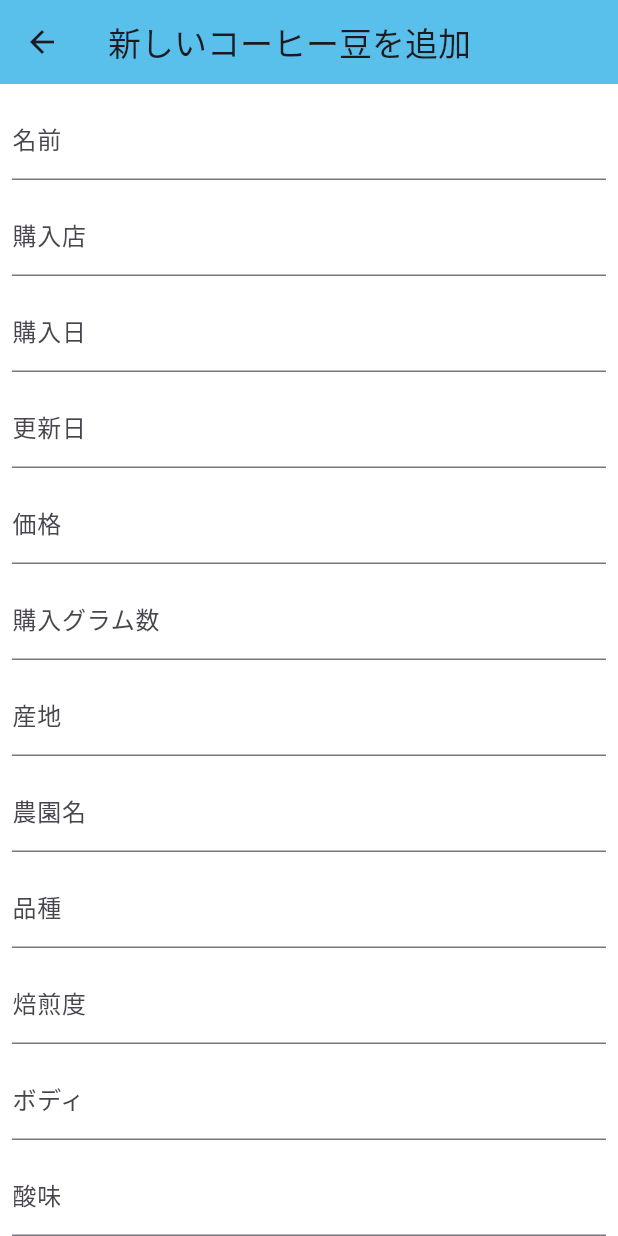
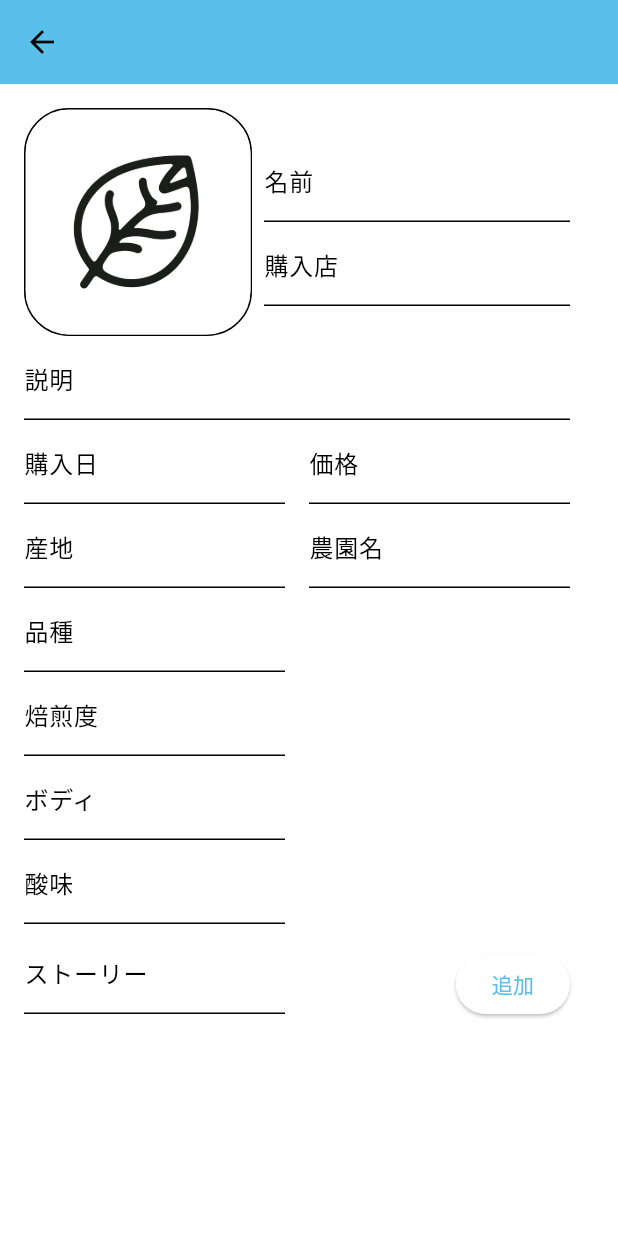
Before and after one commit to genryu0210/coffee_memo, a Flutter app: the InsertScreen screen opened directly, on a phone screen of 412 x 824 dp. Run offline on Flutter 3.47's test engine with Material 3 defaults, Android fonts, the phone set to English and light mode, and no system bars; our stand-ins replace image_picker, sqflite; accounts and stored records are empty.

Commit message:
insertscreenの調整

```diff
--- a/lib/db/database_helper.dart
+++ b/lib/db/database_helper.dart
@@ -9,6 +9,7 @@ class DatabaseHelper {
     'id',
     'name',
     'store',
+    'description',
     'imagePath',
     'purchaseDate',
     'updateDate',
@@ -17,6 +18,7 @@ class DatabaseHelper {
     'origin',
     'farmName',
     'variety',
+    'process',
     'roastLevel',
     'body',
     'acidity',
@@ -66,6 +68,7 @@ class DatabaseHelper {
     id INTEGER PRIMARY KEY,
     name TEXT NOT NULL,
     store TEXT,
+    description TEXT,
     imagePath TEXT,
     purchaseDate TEXT,
     updateDate TEXT,
@@ -74,6 +77,7 @@ class DatabaseHelper {
     origin TEXT,
     farmName TEXT,
     variety TEXT,
+    process TEXT,
     roastLevel TEXT,
     body INTEGER,
     acidity INTEGER,
--- a/lib/screen/cb_edit_screen.dart
+++ b/lib/screen/cb_edit_screen.dart
@@ -90,11 +90,12 @@ class _EditScreenState extends State<EditScreen> {
 
     Map<String, dynamic> row = {
       'id': widget.item['id'],
-      'imagePath': imagePath,
+      // 'imagePath': imagePath,
     };
     _controllers.forEach((key, value) {
       row[key] = value['controller'].text; // 各フィールドの値をマップに追加
     });
+    row['imagePath'] = imagePath;
     await dbHelper.update(table, row);
     Navigator.of(context).pop(); // 更新後に画面を閉じる
   }
--- a/lib/screen/cb_insert_screen.dart
+++ b/lib/screen/cb_insert_screen.dart
@@ -14,12 +14,9 @@ class InsertScreen extends StatefulWidget {
 class _InsertScreenState extends State<InsertScreen> {
   final dbHelper = DatabaseHelper.instance;
   final table = 'CoffeeBeansTable';
-  String _selectedBean = '';
-  List<Map<String, dynamic>> _coffeeBeans = [];
   Map<String, TextEditingController> controllers = {};
   File? _storedImage;
   final Map japaneseTitles = Utils().japaneseTitles;
-
 
   @override
   void initState() {
@@ -29,14 +26,15 @@ class _InsertScreenState extends State<InsertScreen> {
 
   void _initControllers() {
     // DatabaseHelperからcoffeebeansColumnsリストを取得
-    final columns = dbHelper.coffeebeansColumns.where((column) => column != 'id' && column != 'imagePath').toList();
+    final columns = dbHelper.coffeebeansColumns
+        .where((column) => column != 'id' && column != 'imagePath')
+        .toList();
 
     // 各カラムに対してTextEditingControllerを初期化
     columns.forEach((column) {
       controllers[column] = TextEditingController();
     });
   }
-
 
   Future<void> _selectImage() async {
     // ボトムシートを表示する関数
@@ -81,7 +79,7 @@ class _InsertScreenState extends State<InsertScreen> {
   Future<void> _addCoffeeBeanWithImage() async {
     String imagePath = _storedImage?.path ?? '';
     if (controllers['name']?.text.isEmpty ?? true) {
-    final snackBar = SnackBar(
+      const snackBar = SnackBar(
         content: Text('名前を入力してください'),
         duration: Duration(seconds: 2),
       );
@@ -89,8 +87,7 @@ class _InsertScreenState extends State<InsertScreen> {
       return;
     }
     Map<String, dynamic> row = {
-    for (var entry in controllers.entries)
-      entry.key: entry.value.text,
+      for (var entry in controllers.entries) entry.key: entry.value.text,
       'imagePath': imagePath, // 特別な扱いが必要なフィールドを追加
     };
     await dbHelper.insert(table, row);
@@ -98,74 +95,127 @@ class _InsertScreenState extends State<InsertScreen> {
     Navigator.of(context).pop(); // データ挿入後に画面を閉じる
   }
 
-  Future<List<Map<String, dynamic>>> _getCoffeeBeans() async {
-  var dbHelper = DatabaseHelper.instance;
-  return await dbHelper.queryAllRows('CoffeeBeansTable');
-}
+  Widget beansImage(_storedImage) {
+    Image imageFile;
 
-DropdownButton<String> _buildCoffeeBeansDropdown() {
-  return DropdownButton<String>(
-    value: _selectedBean,
-    onChanged: (String? newValue) {
-      setState(() {
-        _selectedBean = newValue!;
-      });
-    },
-    items: _coffeeBeans.map<DropdownMenuItem<String>>((Map<String, dynamic> bean) {
-      return DropdownMenuItem<String>(
-        value: bean['id'].toString(), // IDなどの一意の識別子
-        child: Text(bean['name']), // 表示する名前
+    imageFile = _storedImage != null
+        ? Image.file(
+            _storedImage!,
+            width: 150,
+            height: 150,
+            fit: BoxFit.cover,
+          )
+        : Image.asset(
+            'assets/placeholder.jpg', // プレースホルダー画像へのパス
+            width: 150,
+            height: 150,
+            fit: BoxFit.cover,
           );
-    }).toList(),
+    return InkWell(
+      onTap: _selectImage,
+      child: Container(
+        decoration: BoxDecoration(
+          borderRadius: BorderRadius.circular(30),
+          border: Border.all(width: 1.0),
+        ),
+        child: ClipRRect(
+            borderRadius: BorderRadius.circular(30), child: imageFile),
+      ),
     );
   }
 
-
-  @override
-  Widget build(BuildContext context) {
-    return Scaffold(
-      appBar: AppBar(
-        title: Text('新しいコーヒー豆を追加'),
-      ),
-      body: SingleChildScrollView(
-        padding: EdgeInsets.all(8.0),
-        child: Column(
-          children: [
-            Column(
-              children: controllers.entries.map((entry) {
-              return Padding(
-                padding: const EdgeInsets.only(bottom: 8.0),
+  Widget customTextField(String key, double value) {
+    return SizedBox(
+      width: value,
       child: TextField(
-                  controller: entry.value,
+        controller: controllers[key],
         decoration: InputDecoration(
-                    labelText: japaneseTitles[entry.key], // ラベルの取得
+          labelText: japaneseTitles[key], // ラベルの取得
         ),
         // keyboardType: _getKeyboardType(entry.key), // キーボードタイプの指定
       ),
     );
-            }).toList(),),
-                _storedImage != null
-                    ? Image.file(
-                        _storedImage!,
-                        width: 250,
-                        height: 250,
-                        fit: BoxFit.cover,
-                      )
-                    : Image.asset(
-                        'assets/placeholder.jpg', // プレースホルダー画像へのパス
-                        width: 250,
-                        height: 250,
-                        fit: BoxFit.cover,
+  }
+
+  @override
+  Widget build(BuildContext context) {
+    double screenWidth = MediaQuery.of(context).size.width;
+    return Scaffold(
+      appBar: AppBar(),
+      body: SingleChildScrollView(
+        padding: EdgeInsets.fromLTRB(16, 16, 32, 8),
+        child: Column(
+          mainAxisSize: MainAxisSize.min,
+          crossAxisAlignment: CrossAxisAlignment.start,
+          children: [
+            Row(
+              children: [
+                Padding(
+                  padding: EdgeInsets.only(right: 8.0),
+                  child: beansImage(_storedImage),
                 ),
-                Text('画像が選択されていません'),
-                ElevatedButton(
-                  onPressed: _selectImage,
-                  child: Text('画像を選択'),
+                Expanded(
+                  child: Column(
+                    mainAxisSize: MainAxisSize.min,
+                    crossAxisAlignment: CrossAxisAlignment.start,
+                    children: [
+                      customTextField('name', screenWidth * 0.5),
+                      customTextField('store', screenWidth * 0.5),
+                    ],
                   ),
-
-                ElevatedButton(
+                ),
+              ],
+            ),
+            customTextField('description', screenWidth * 0.9),
+            Row(
+              mainAxisSize: MainAxisSize.min,
+              children: [
+                Expanded(
+                  child: customTextField('purchaseDate', screenWidth * 0.4),
+                ),
+                Container(
+                  padding: EdgeInsets.only(right: 16.0),
+                ),
+                Expanded(
+                  child: customTextField('price', screenWidth * 0.4),
+                ),
+              ],
+            ),
+            Row(
+              mainAxisSize: MainAxisSize.max,
+              children: [
+                Expanded(child: customTextField('origin', screenWidth * 0.5)),
+                Container(
+                  padding: EdgeInsets.only(right: 16.0),
+                ),
+                Expanded(child: customTextField('farmName', screenWidth * 0.5))
+              ],
+            ),
+            customTextField('variety', screenWidth / 2 - 32),
+            customTextField('roastLevel', screenWidth / 2 - 32),
+            customTextField('body', screenWidth / 2 - 32),
+            customTextField('acidity', screenWidth / 2 - 32),
+            Row(
+              children: [
+                customTextField('story', screenWidth / 2 - 32),
+                Expanded(
+                  child: Container(),
+                ),
+                Padding(
+                  padding: const EdgeInsets.only(top: 16),
+                  child: ElevatedButton(
                     onPressed: _addCoffeeBeanWithImage,
+                    style: ButtonStyle(
+                      iconColor: MaterialStateProperty.resolveWith(
+                        (Set states) {
+                          return Theme.of(context).primaryColor;
+                        },
+                      ),
+                    ),
                     child: Text('追加'),
+                  ),
+                ),
+              ],
             ),
           ],
         ),
--- a/lib/utils.dart
+++ b/lib/utils.dart
@@ -4,6 +4,7 @@ class Utils {
     'name': '名前',
     'store': '購入店',
     'imagePath': '画像パス',
+    'description': '説明',
     'purchaseDate': '購入日',
     'updateDate': '更新日',
     'price': '価格',
@@ -11,6 +12,7 @@ class Utils {
     'origin': '産地',
     'farmName': '農園名',
     'variety': '品種',
+    'process': '精製方法',
     'roastLevel': '焙煎度',
     'body': 'ボディ',
     'acidity': '酸味',
```
Also changed, not shown: lib/main.dart (+11 -2 lines), lib/screen/cb_home_screen.dart (+37 -22 lines), lib/screen/jn_insert_screen.dart (+20 -0 lines), 8 other files. Lines whose indentation alone changed are shown as unchanged.
